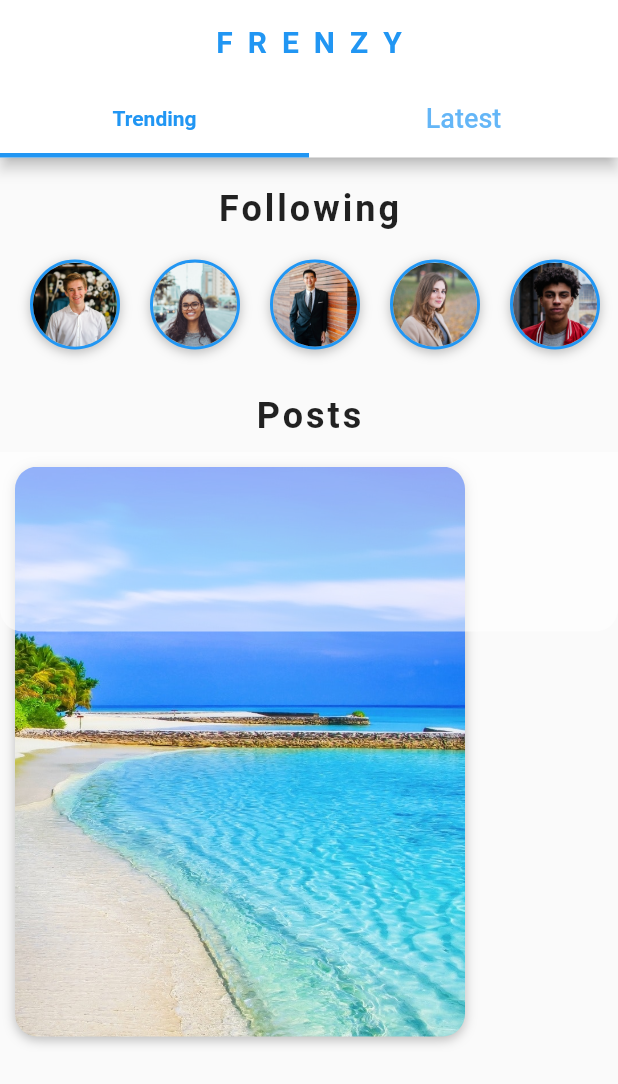
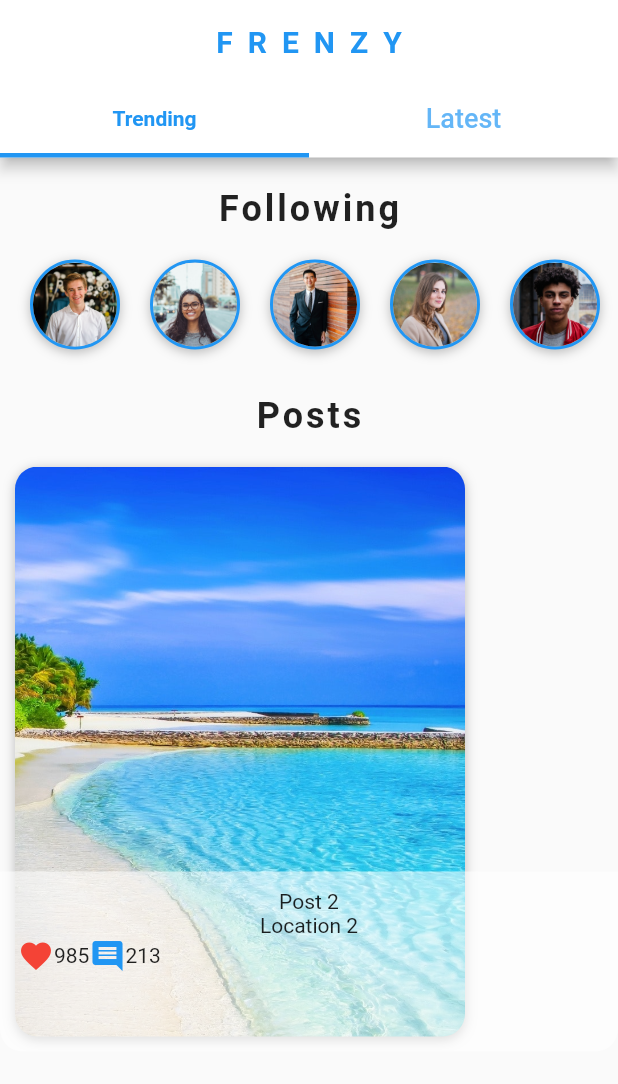
Before and after one commit to aximilli1212/flutter-googles, a Flutter app: the HomeScreen screen opened directly, swiped to page 3, on a phone screen of 412 x 824 dp. Shown: the top 1084 px of the screen. Run offline on Flutter 3.47's test engine with Material 2 defaults, Android fonts, the phone set to English and light mode, and no system bars; our stand-ins replace animated_text_kit, audioplayers, cloud_firestore, firebase_auth, flutter_spinkit, font_awesome_flutter and 3 more; accounts and stored records are empty.

Commit message:
add Rows upon rows for base likes and comments

```diff
--- a/frenzy_social/lib/widgets/posts_carousel.dart
+++ b/frenzy_social/lib/widgets/posts_carousel.dart
@@ -63,7 +63,9 @@ class PostsCarousel extends StatelessWidget {
           ),
         ),
         Positioned(
-
+           left: 0.0,
+           bottom: 0.0,
+           right: 0.0,
           child: Container(
             padding: EdgeInsets.all(12.0),
             height: 120.0,
@@ -75,6 +77,30 @@ class PostsCarousel extends StatelessWidget {
               ),
 
             ),
+            child: Column(
+              children: <Widget>[
+                Text(post.title),
+                Text(post.location),
+                Row(
+                  children: <Widget>[
+                    Row(
+                      children: <Widget>[
+                        Icon(Icons.favorite, color: Colors.red),
+                        Text(post.likes.toString()),
+                      ],
+
+                    ),
+                    Row(
+                      children: <Widget>[
+                        Icon(Icons.comment,
+                        color: Theme.of(context).primaryColor,),
+                        Text(post.comments.toString()),
+                      ],
+                    )
+                  ],
+                )
+              ],
+            ),
           ),
         )
       ],
```
